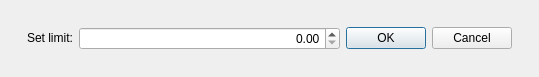
This is src/psucontrol/limitDialog.ui in WereCatf/psucontrol as Qt 5 draws it before an edit. The edited form follows.
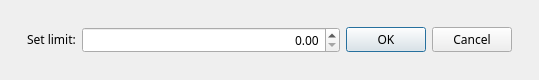
This is the edited form.

Commit message: chore: use the embedded Noto Sans for consistency

The edit to the form file:
```diff
--- a/src/psucontrol/limitDialog.ui
+++ b/src/psucontrol/limitDialog.ui
@@ -10,6 +10,11 @@
     <height>76</height>
    </rect>
   </property>
+  <property name="font">
+   <font>
+    <family>Noto Sans</family>
+   </font>
+  </property>
   <property name="windowTitle">
    <string>Dialog</string>
   </property>
```
The commit also changes 15 other files.
